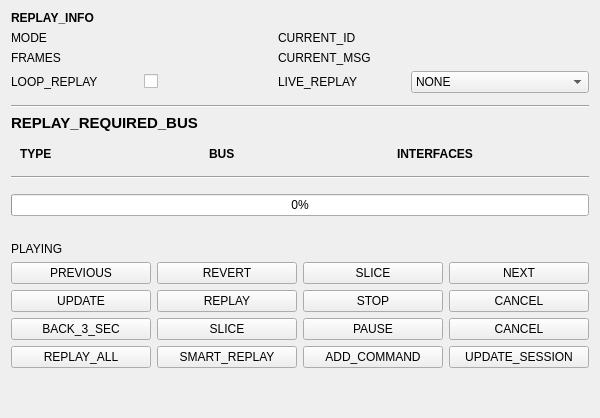
phil-eqtech/ShareCAN, file ui/form-replay.ui: the form before one commit.
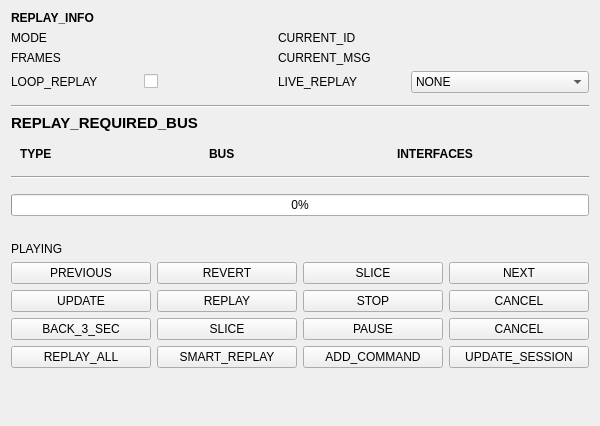
The form after the commit.

```diff
--- a/ui/form-replay.ui
+++ b/ui/form-replay.ui
@@ -7,7 +7,7 @@
     <x>0</x>
     <y>0</y>
     <width>600</width>
-    <height>418</height>
+    <height>426</height>
    </rect>
   </property>
   <property name="sizePolicy">
```
Left out of the diff: 4 changed lines with no effect on the pictures.
